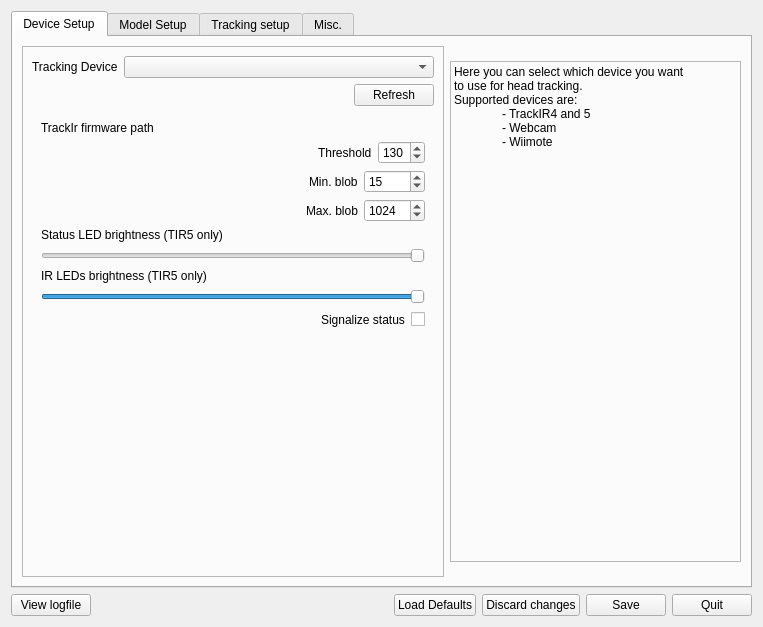
The window that branches/michal/src/qt_gui/ltr.ui (uglyDwarf/linuxtrack) describes before a commit, drawn with Qt 5.
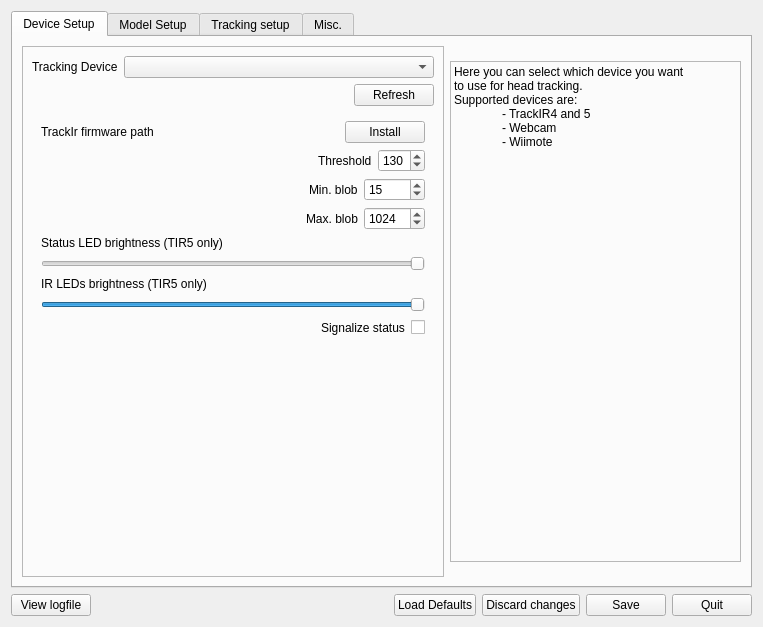
The same window after the commit. The open tabs and pages were chosen to show the change. Icons and pictures are not drawn.

Commit message: Changed preference storage - .linuxtrack is directory, containing   linuxtrack.conf (former .linuxtrack) and optionaly firmware. Added dialog allowing user to download/install firmware for TrackIR. Fixed problem causing ltr_gui segfault when using old .linuxtrack.

Patch:
```diff
--- a/branches/michal/src/qt_gui/ltr.ui
+++ b/branches/michal/src/qt_gui/ltr.ui
@@ -399,7 +399,7 @@
                 <widget class="QWidget" name="TirPrefs">
                  <layout class="QVBoxLayout" name="verticalLayout_16">
                   <item>
-                   <layout class="QVBoxLayout" name="verticalLayout_15">
+                   <layout class="QHBoxLayout" name="horizontalLayout_23">
                     <item>
                      <widget class="QLabel" name="TirFwLabel">
                       <property name="text">
@@ -407,6 +407,19 @@
                       </property>
                      </widget>
                     </item>
+                    <item>
+                     <widget class="QPushButton" name="TirInstallFirmware">
+                      <property name="sizePolicy">
+                       <sizepolicy hsizetype="Maximum" vsizetype="Fixed">
+                        <horstretch>0</horstretch>
+                        <verstretch>0</verstretch>
+                       </sizepolicy>
+                      </property>
+                      <property name="text">
+                       <string>Install</string>
+                      </property>
+                     </widget>
+                    </item>
                    </layout>
                   </item>
                   <item>
```
Left out of the diff: 2 changed lines with no effect on the pictures. The commit also changes 19 other files.
